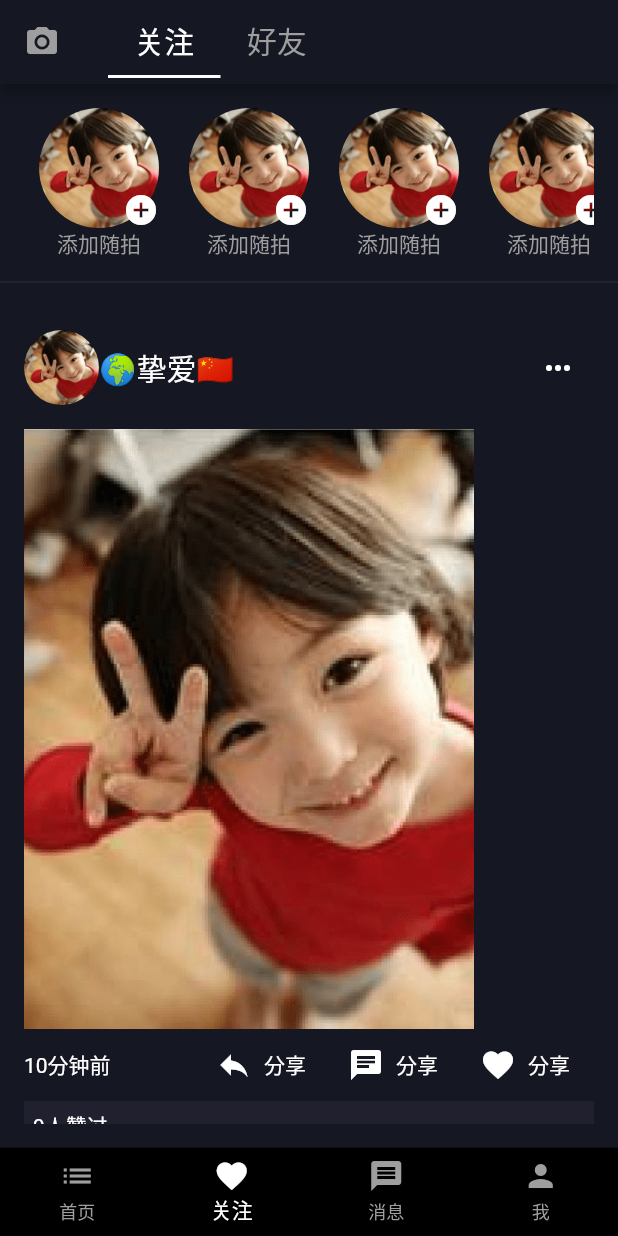
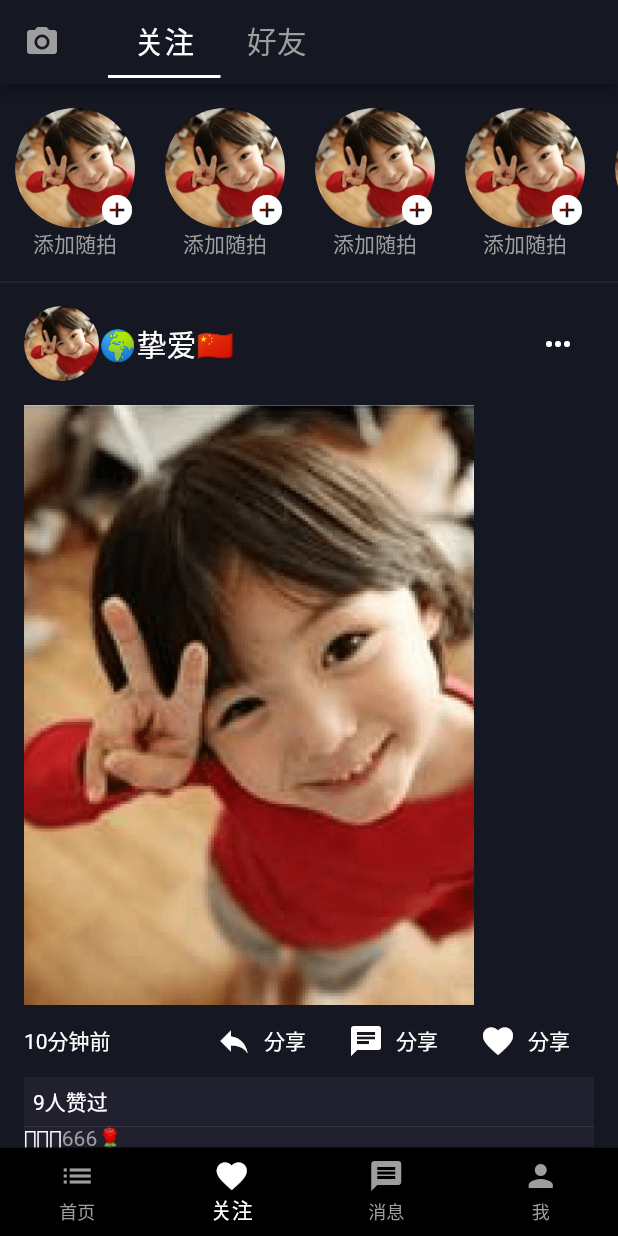
Before and after one commit to beargates/flutter_module, a Flutter app: the screen it shows after launch, item 2 of the bottom bar chosen, on a phone screen of 412 x 824 dp. Run offline on Flutter 3.47's test engine with Material 2 defaults, Android fonts, the phone set to English and light mode, and no system bars; our stand-ins replace camera, dio, image_picker, toast, video_player; missing offline and left inert: flutter_webview_plugin, multi_image_picker, photo, photo_manager, sy_flutter_qiniu_storage; statements that could not run were skipped.

Commit message:
update follow page

```diff
--- a/lib/follow/index.dart
+++ b/lib/follow/index.dart
@@ -34,15 +34,16 @@ class _FollowState extends State<Follow> {
   Widget _onlines() {
     return Container(
       height: 132,
-      padding: EdgeInsets.all(16),
+      padding: EdgeInsets.symmetric(vertical: 16),
       decoration: BoxDecoration(
           border: Border(
-              bottom: Divider.createBorderSide(context,
-                  color: Colors.white10))),
+              bottom:
+                  Divider.createBorderSide(context, color: Colors.white10))),
       child: ListView.builder(
         scrollDirection: Axis.horizontal,
         itemBuilder: (BuildContext context, int i) {
-          return Column(
+          return Container(
+            child: Column(
               children: <Widget>[
                 Stack(
                   alignment: AlignmentDirectional.bottomEnd,
@@ -59,6 +60,7 @@ class _FollowState extends State<Follow> {
                 ),
                 Text('添加随拍', style: TextStyle(color: Colors.grey))
               ],
+            ),
           );
         },
         itemCount: 5,
@@ -68,11 +70,10 @@ class _FollowState extends State<Follow> {
   }
 
   Widget _feeds() {
-    return Container(
-      padding: const EdgeInsets.all(16),
-      child: ListView.builder(
+    return ListView.builder(
       itemBuilder: (BuildContext context, int i) {
         return Container(
+          padding: const EdgeInsets.symmetric(horizontal: 16),
           decoration: BoxDecoration(
               border: Border(
                   bottom: Divider.createBorderSide(context,
@@ -99,8 +100,7 @@ class _FollowState extends State<Follow> {
                         ],
                       ),
                     ),
-                      IconButton(
-                          icon: Icon(Icons.more_horiz), onPressed: () {}),
+                    IconButton(icon: Icon(Icons.more_horiz), onPressed: () {}),
                   ],
                 ),
               ),
@@ -147,8 +147,7 @@ class _FollowState extends State<Follow> {
                       text: TextSpan(children: [
                         TextSpan(text: '来福：'),
                         TextSpan(
-                              text: '666🌹',
-                              style: TextStyle(color: Colors.grey))
+                            text: '666🌹', style: TextStyle(color: Colors.grey))
                       ]),
                     ),
                     RichText(
@@ -174,9 +173,8 @@ class _FollowState extends State<Follow> {
           ),
         );
       },
-        itemExtent: 656,
+      itemExtent: 672,
       itemCount: 5,
-      ),
     );
   }
 
```
Also changed, not shown: assets/ScreenShotFollow.jpg. Lines whose indentation alone changed are shown as unchanged.
